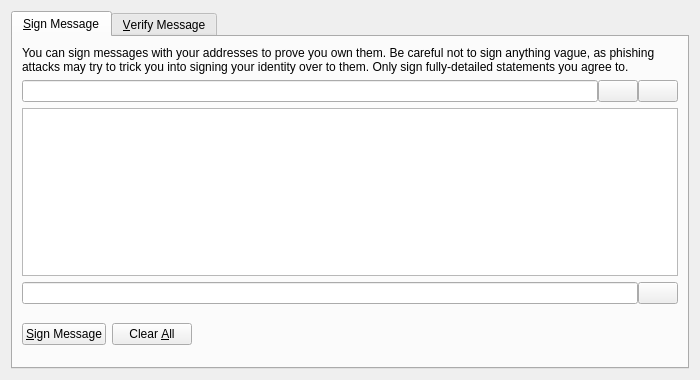
First picture: the form in src/qt/forms/signverifymessagedialog.ui, repository Bitstake/bitstakesource, before the edit.
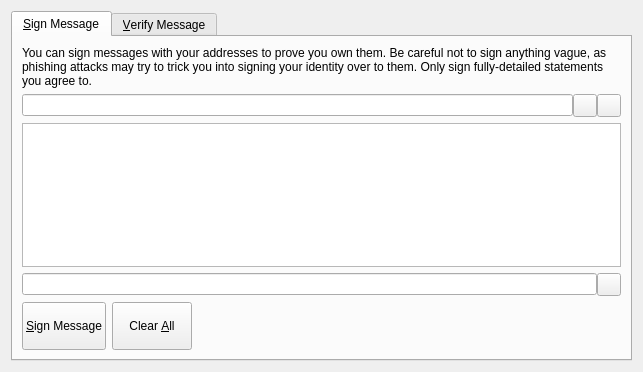
Second picture: the form after the edit. The open tabs and pages were chosen to show the change. Icons and pictures are not drawn. Custom widgets are drawn as their Qt base class.

Diff of the .ui file:
```diff
--- a/src/qt/forms/signverifymessagedialog.ui
+++ b/src/qt/forms/signverifymessagedialog.ui
@@ -6,8 +6,8 @@
    <rect>
     <x>0</x>
     <y>0</y>
-    <width>700</width>
-    <height>380</height>
+    <width>643</width>
+    <height>372</height>
    </rect>
   </property>
   <property name="windowTitle">
@@ -56,7 +56,7 @@
           </widget>
          </item>
          <item>
-          <widget class="QPushButton" name="addressBookButton_SM">
+          <widget class="QToolButton" name="addressBookButton_SM">
            <property name="toolTip">
             <string>Choose an address from the address book</string>
            </property>
@@ -70,13 +70,10 @@
            <property name="shortcut">
             <string>Alt+A</string>
            </property>
-           <property name="autoDefault">
-            <bool>false</bool>
-           </property>
           </widget>
          </item>
          <item>
-          <widget class="QPushButton" name="pasteButton_SM">
+          <widget class="QToolButton" name="pasteButton_SM">
            <property name="toolTip">
             <string>Paste address from clipboard</string>
            </property>
@@ -90,9 +87,6 @@
            <property name="shortcut">
             <string>Alt+P</string>
            </property>
-           <property name="autoDefault">
-            <bool>false</bool>
-           </property>
           </widget>
          </item>
         </layout>
@@ -122,7 +116,7 @@
           </widget>
          </item>
          <item>
-          <widget class="QPushButton" name="copySignatureButton_SM">
+          <widget class="QToolButton" name="copySignatureButton_SM">
            <property name="toolTip">
             <string>Copy the current signature to the system clipboard</string>
            </property>
@@ -130,11 +124,8 @@
             <string/>
            </property>
            <property name="icon">
-            <iconset resource="../bitcoin.qrc">
-             <normaloff>:/icons/editcopy</normaloff>:/icons/editcopy</iconset>
-           </property>
-           <property name="autoDefault">
-            <bool>false</bool>
+            <iconset resource="../themes.qrc">
+             <normaloff>:/default/res/themes/default/icons/light/copy.png</normaloff>:/default/res/themes/default/icons/light/copy.png</iconset>
            </property>
           </widget>
          </item>
@@ -144,6 +135,12 @@
         <layout class="QHBoxLayout" name="horizontalLayout_3_SM">
          <item>
           <widget class="QPushButton" name="signMessageButton_SM">
+           <property name="sizePolicy">
+            <sizepolicy hsizetype="Preferred" vsizetype="Minimum">
+             <horstretch>0</horstretch>
+             <verstretch>0</verstretch>
+            </sizepolicy>
+           </property>
            <property name="toolTip">
             <string>Sign the message to prove you own this Bitstake address</string>
            </property>
@@ -161,6 +158,12 @@
          </item>
          <item>
           <widget class="QPushButton" name="clearButton_SM">
+           <property name="sizePolicy">
+            <sizepolicy hsizetype="Preferred" vsizetype="Minimum">
+             <horstretch>0</horstretch>
+             <verstretch>0</verstretch>
+            </sizepolicy>
+           </property>
            <property name="toolTip">
             <string>Reset all sign message fields</string>
            </property>
@@ -205,19 +208,6 @@
            </property>
           </widget>
          </item>
-         <item>
-          <spacer name="horizontalSpacer_2_SM">
-           <property name="orientation">
-            <enum>Qt::Horizontal</enum>
-           </property>
-           <property name="sizeHint" stdset="0">
-            <size>
-             <width>40</width>
-             <height>48</height>
-            </size>
-           </property>
-          </spacer>
-         </item>
         </layout>
        </item>
       </layout>
```
Left out of the diff: 53 changed lines with no effect on the pictures.
